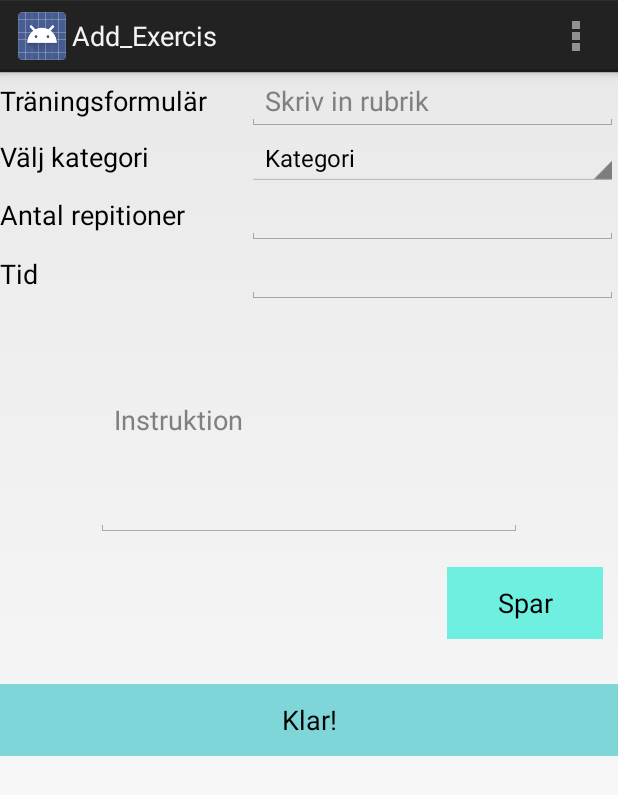
After one commit to AnneliIdnert/KOL, an Android app: the AddExercis screen opened directly, with no data from a screen before it, on a phone screen of 412 x 824 dp. The commit adds this screen. Shown: the top 795 px of the screen. Run offline under Robolectric (Android 15) with nearby library versions, the phone set to English and light mode, and no system bars.

Commit message:
Input form for exercis and topmenu fix

```diff
--- a/app/src/main/AndroidManifest.xml
+++ b/app/src/main/AndroidManifest.xml
@@ -13,12 +13,18 @@
             android:screenOrientation="portrait" >
             <intent-filter>
                 <action android:name="android.intent.action.MAIN" />
+
                 <activity
                     android:name=".LayoutPersonalPref"
                     android:label="@string/personalPref" >
                 </activity>
+
                 <category android:name="android.intent.category.LAUNCHER" />
             </intent-filter>
+        </activity>
+        <activity
+            android:name=".AddExercis"
+            android:label="@string/title_activity_add__exercis" >
         </activity>
     </application>
 
--- /dev/null
+++ b/app/src/main/java/com/example/idnert/kol_app/AddExercis.java
@@ -0,0 +1,46 @@
+package com.example.idnert.kol_app;
+
+import android.content.Intent;
+import android.os.Bundle;
+import android.app.Activity;
+import android.view.Menu;
+import android.view.MenuItem;
+
+public class AddExercis extends Activity {
+
+    private Controller controller;
+
+    @Override
+    protected void onCreate(Bundle savedInstanceState) {
+        super.onCreate(savedInstanceState);
+        setContentView(R.layout.activity_add__exercis);
+    }
+
+    public boolean onCreateOptionsMenu(Menu menu) {
+        getMenuInflater().inflate(R.menu.menu, menu);
+
+        return true;
+    }
+
+    @Override
+    public boolean onOptionsItemSelected(MenuItem item) {
+        // Handle action bar item clicks here. The action bar will
+        // automatically handle clicks on the Home/Up button, so long
+        // as you specify a parent activity in AndroidManifest.xml.
+        int id = item.getItemId();
+
+        //noinspection SimplifiableIfStatement
+        if (id == R.id.action_settings) {
+            Intent refresh= new Intent(this, MainActivity.class);
+            startActivity(refresh);
+            this.finish();
+            return true;
+        }
+
+        return super.onOptionsItemSelected(item);
+    }
+
+    public void setController(Controller controller) {
+        this.controller = controller;
+    }
+}
--- a/app/src/main/java/com/example/idnert/kol_app/Controller.java
+++ b/app/src/main/java/com/example/idnert/kol_app/Controller.java
@@ -8,15 +8,18 @@ public class Controller {
     private MainActivity mainActivity;
     private LayoutPersonalPref layoutPersonalPref;
     private DbHelper dbHelper;
+    private AddExercis addExercis;
 
 
-    public Controller(MainActivity mainActivity, LayoutPersonalPref layoutPersonalPref) {
+    public Controller(MainActivity mainActivity, LayoutPersonalPref layoutPersonalPref, AddExercis addExercis) {
         this.layoutPersonalPref = layoutPersonalPref;
         this.mainActivity = mainActivity;
+        this.addExercis = addExercis;
 
         dbHelper = new DbHelper(this.mainActivity);
 
         this.layoutPersonalPref.setController(this);
+       // this.addExercis.setController(this);
 
     }
 
--- a/app/src/main/java/com/example/idnert/kol_app/MainActivity.java
+++ b/app/src/main/java/com/example/idnert/kol_app/MainActivity.java
@@ -14,8 +14,7 @@ public class MainActivity extends Activity {
     private LayoutPersonalPref layoutPersonalPref;
     private FragmentManager fm;
     private FragmentTransaction ft;
-    private LayoutPersonalPref fragment;
-
+    private AddExercis addExercis;
 
     @Override
     protected void onCreate(Bundle savedInstanceState) {
@@ -23,12 +22,12 @@ public class MainActivity extends Activity {
         setContentView(R.layout.activity_main);
 
         layoutPersonalPref = new LayoutPersonalPref();
-        controller = new Controller(this, layoutPersonalPref);
+        controller = new Controller(this, layoutPersonalPref, addExercis);
 
         fm = getFragmentManager();
         ft = fm.beginTransaction();
 
-        if (savedInstanceState==null) {
+       if (savedInstanceState==null) {
             setFragment(layoutPersonalPref);
         }
     }
@@ -46,15 +45,26 @@ public class MainActivity extends Activity {
         // Handle action bar item clicks here. The action bar will
         // automatically handle clicks on the Home/Up button, so long
         // as you specify a parent activity in AndroidManifest.xml.
-        int id = item.getItemId();
+       switch (item.getItemId()){
 
-        //noinspection SimplifiableIfStatement
-        if (id == R.id.action_settings) {
-            Intent refresh= new Intent(this, MainActivity.class);
-            startActivity(refresh);
-            this.finish();
-            return true;
+           case  R.id.action_settings:
+               Intent refresh= new Intent(this, MainActivity.class);
+               startActivity(refresh);
+               this.finish();
+               return true;
+           case R.id.action_exercis:
+               Intent exercis = new Intent(this, AddExercis.class);
+               startActivity(exercis);
+               return true;
+           case R.id.action_personalPref:
+               Intent personalPref = new Intent(this, LayoutPersonalPref.class);
+               startActivity(personalPref);
+               return true;
+
         }
+
+
+
 
         return super.onOptionsItemSelected(item);
     }
--- /dev/null
+++ b/app/src/main/res/layout/activity_add__exercis.xml
@@ -0,0 +1,119 @@
+<?xml version="1.0" encoding="utf-8"?>
+<LinearLayout xmlns:android="http://schemas.android.com/apk/res/android"
+    android:orientation="vertical" android:layout_width="match_parent"
+    android:layout_height="wrap_content">
+
+    <TableLayout
+        android:layout_width="fill_parent"
+        android:layout_height="wrap_content">
+
+        <TableRow
+            android:layout_width="fill_parent"
+            android:layout_height="wrap_content">
+
+            <TextView
+                android:layout_width="0dp"
+                android:layout_weight="2"
+                android:layout_height="wrap_content"
+                android:textAppearance="?android:attr/textAppearanceMedium"
+                android:text="@string/exercisesInput"/>
+
+            <EditText
+                android:layout_width="0dp"
+                android:layout_weight="3"
+                android:hint="@string/inputHeader"
+                android:layout_height="wrap_content"
+                android:id="@+id/edHeader"
+                android:imeOptions="flagNoExtractUi"/>
+        </TableRow>
+
+        <TableRow
+            android:layout_width="fill_parent"
+            android:layout_height="wrap_content">
+
+            <TextView
+                android:layout_width="0dp"
+                android:layout_weight="2"
+                android:layout_height="wrap_content"
+                android:textAppearance="?android:attr/textAppearanceMedium"
+                android:text="@string/categoryHeader"/>
+
+            <Spinner
+                android:layout_width="0dp"
+                android:layout_weight="3"
+                android:layout_height="wrap_content"
+                android:id="@+id/colorSpinner"
+                android:entries="@array/category"/>
+        </TableRow>
+
+        <TableRow
+            android:layout_width="fill_parent"
+            android:layout_height="wrap_content">
+
+            <TextView
+                android:layout_width="0dp"
+                android:layout_weight="2"
+                android:layout_height="wrap_content"
+                android:textAppearance="?android:attr/textAppearanceMedium"
+                android:text="@string/addNumber"/>
+
+            <EditText
+                android:layout_width="0dp"
+                android:layout_weight="3"
+                android:layout_height="wrap_content"
+                android:id="@+id/edRepitions"
+                android:imeOptions="flagNoExtractUi"
+                android:inputType="number" />
+        </TableRow>
+
+        <TableRow
+            android:layout_width="fill_parent"
+            android:layout_height="wrap_content">
+
+            <TextView
+                android:layout_width="0dp"
+                android:layout_weight="2"
+                android:layout_height="wrap_content"
+                android:textAppearance="?android:attr/textAppearanceMedium"
+                android:text="@string/addTime"/>
+
+            <EditText
+                android:layout_width="0dp"
+                android:layout_weight="3"
+                android:layout_height="wrap_content"
+                android:id="@+id/edTime"
+                android:singleLine="true"
+                android:maxLength="30"
+                android:inputType="time" />
+        </TableRow>
+
+    </TableLayout>
+
+    <EditText
+        android:layout_width="284dp"
+        android:layout_height="155dp"
+        android:ems="10"
+        android:id="@+id/edInstruction"
+        android:hint="Instruktion"
+        android:layout_weight="3"
+        android:layout_gravity="center" />
+
+    <Button
+        android:layout_width="104dp"
+        android:layout_height="wrap_content"
+        android:text="@string/saveExercis"
+        android:id="@+id/btnSave"
+        android:layout_gravity="right"
+        android:layout_marginTop="20dp"
+        android:layout_marginRight="10dp"
+        android:background="#6fefe0" />
+
+    <Button
+        android:layout_width="match_parent"
+        android:layout_height="wrap_content"
+        android:text="@string/finish"
+        android:id="@+id/btnFinish"
+        android:background="#7ed6d8"
+        android:layout_marginTop="30dp" />
+
+</LinearLayout>
--- a/app/src/main/res/layout/fragment_layout_personal_pref.xml
+++ b/app/src/main/res/layout/fragment_layout_personal_pref.xml
@@ -95,7 +95,6 @@
         android:background="#a8e8e2"
         android:layout_marginTop="57dp"
         android:layout_below="@+id/edPersonno"
-        android:layout_alignEnd="@id/btnInputExercis"
         android:layout_alignParentStart="true" />
 
 
--- a/app/src/main/res/menu/menu.xml
+++ b/app/src/main/res/menu/menu.xml
@@ -3,7 +3,21 @@
     xmlns:app="http://schemas.android.com/apk/res-auto">
 
     <item android:id="@+id/action_settings"
+        android:title="@+id/action_settings"
+        android:orderInCategory="100"
+        app:showAsAction="never"
+       />
+
+    <item android:id="@+id/action_exercis"
+        android:title="@string/exercisesInput"
+        android:orderInCategory="100"
+        app:showAsAction="never" />
+
+    <item android:id="@+id/action_personalPref"
         android:title="@string/personalPref"
         android:orderInCategory="100"
         app:showAsAction="never" />
+
+
+
 </menu>
--- /dev/null
+++ b/app/src/main/res/values/category.xml
@@ -0,0 +1,9 @@
+<?xml version="1.0" encoding="utf-8"?>
+<resources>
+    <string-array name="category">
+        <item>Kategori</item>
+        <item>Motion</item>
+        <item>Styrka</item>
+        <item>Andning</item>
+    </string-array>
+</resources>
--- a/app/src/main/res/values/strings.xml
+++ b/app/src/main/res/values/strings.xml
@@ -9,11 +9,18 @@
     <string name="smoking">Röker</string>
     <string name="save">SPARA OCH GÅ VIDARE!</string>
     <string name="inputExercis">LÄGG IN ÖVNING!</string>
-
-
+    <string name="addImage">Välj bild</string>
+    <string name="addMusic">Välj musik</string>
+    <string name="addNumber">Antal repitioner</string>
+    <string name="addTime">Tid</string>
+    <string name="saveExercis">Spar</string>
+    <string name="finish">Klar!</string>
 
     <string name="personalPref">Användar info</string>
     <string name="exercisesInput">Träningsformulär</string>
 <!-- TODO: Remove or change this placeholder text -->
     <string name="hello_blank_fragment">Hello blank fragment</string>
+    <string name="title_activity_add__exercis">Add_Exercis</string>
+    <string name="inputHeader">Skriv in rubrik</string>
+    <string name="categoryHeader">Välj kategori</string>
 </resources>
```
